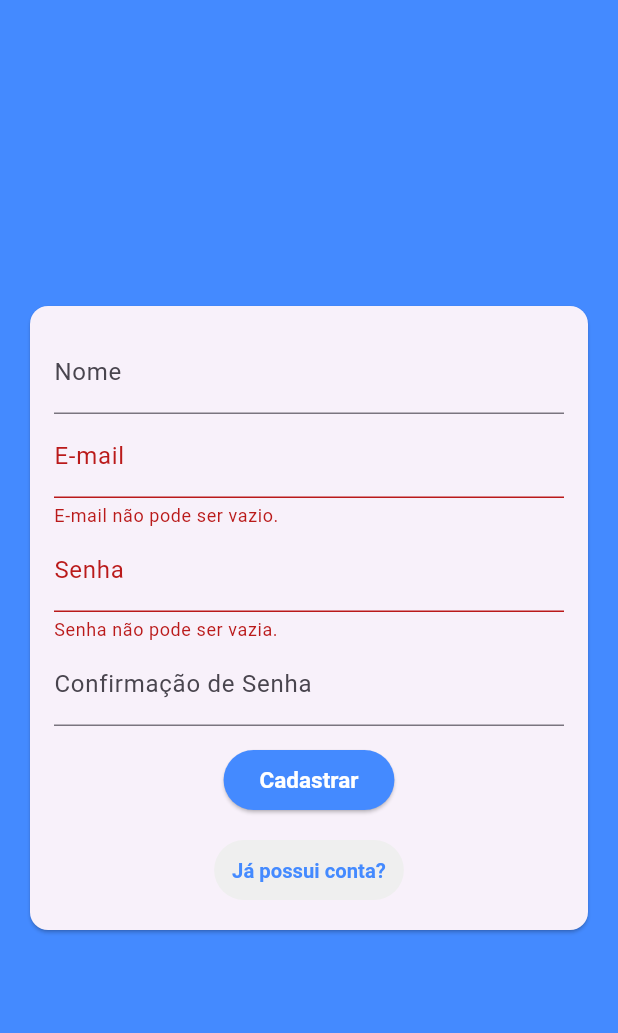
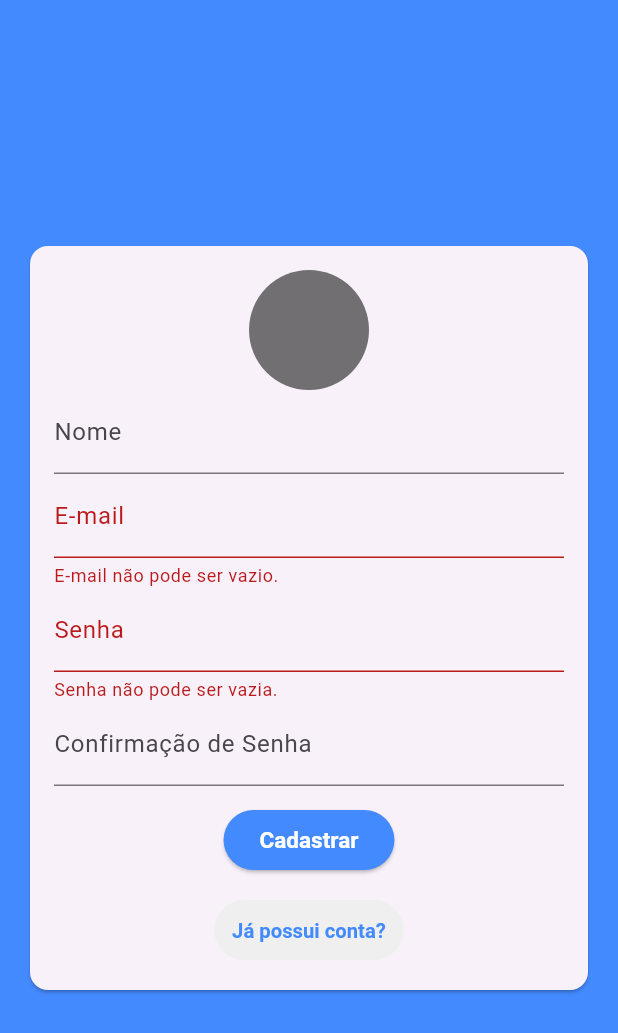
Before and after one commit to gabrielnavas/chat_flutter_app, a Flutter app: the screen it shows after launch, after a tap on "Entrar", after a tap on "Criar uma nova conta", on a phone screen of 412 x 824 dp. Shown: the top 1033 px of the screen. Run offline on Flutter 3.47's test engine with Material 3 defaults, Android fonts, the phone set to English and light mode, and no system bars.

Commit message:
create user image picker and add to callback it

```diff
--- a/lib/components/auth_form.dart
+++ b/lib/components/auth_form.dart
@@ -1,3 +1,6 @@
+import 'dart:io';
+
+import 'package:chat_flutter_app/components/user_image_picker.dart';
 import 'package:chat_flutter_app/models/auth_form_data.dart';
 import 'package:flutter/material.dart';
 
@@ -14,9 +17,25 @@ class _AuthFormState extends State<AuthForm> {
   final GlobalKey<FormState> _formKey = GlobalKey<FormState>();
   AuthFormData _authFormData = AuthFormData();
 
+  void _handleImagePick(File image) {
+    setState(() => _authFormData.image = image);
+  }
+
   void _submit() {
     final isValidate = _formKey.currentState!.validate();
     if (!isValidate) {
+      return;
+    }
+
+    String? error = _authFormData.validate();
+    if (error != null) {
+      ScaffoldMessenger.of(context).showSnackBar(SnackBar(
+        content: Text(
+          error,
+          style: const TextStyle(color: Colors.white),
+        ),
+        backgroundColor: Colors.black45,
+      ));
       return;
     }
 
@@ -33,6 +52,10 @@ class _AuthFormState extends State<AuthForm> {
           key: _formKey,
           child: Column(
             children: [
+              if (_authFormData.isSignup)
+                UserImagePicker(
+                  onImagePick: _handleImagePick,
+                ),
               if (_authFormData.isSignup)
                 TextFormField(
                   key: const ValueKey('ame'),
--- /dev/null
+++ b/lib/components/user_image_picker.dart
@@ -0,0 +1,26 @@
+import 'dart:io';
+
+import 'package:flutter/material.dart';
+
+class UserImagePicker extends StatefulWidget {
+  final void Function(File) onImagePick;
+
+  const UserImagePicker({required this.onImagePick, super.key});
+
+  @override
+  State<UserImagePicker> createState() => _UserImagePickerState();
+}
+
+class _UserImagePickerState extends State<UserImagePicker> {
+  @override
+  Widget build(BuildContext context) {
+    return const Column(
+      children: [
+        CircleAvatar(
+          radius: 40,
+          backgroundColor: Colors.black54,
+        ),
+      ],
+    );
+  }
+}
```
